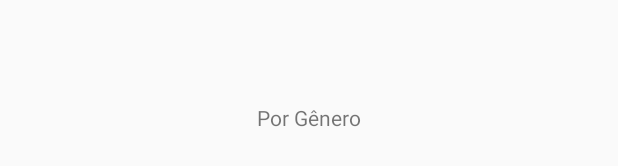
After one commit to lucasgomesb/bysong, an Android app: the layout fragment_por_genero.xml on its own in the app's theme, with its tools: preview values and no code run, on a phone screen of 412 x 824 dp. The commit adds this screen. Shown: the part 500-666 px from the top of the screen. Run offline under Robolectric (Android 15) with nearby library versions, the light colour scheme and no system bars.

Commit message:
Navegação por abas funcional.

```diff
--- a/app/app/src/main/AndroidManifest.xml
+++ b/app/app/src/main/AndroidManifest.xml
@@ -7,11 +7,10 @@
         android:icon="@mipmap/ic_launcher"
         android:label="@string/app_name"
         android:supportsRtl="true"
-        android:theme="@style/AppTheme">
-        <activity android:name=".MainActivity">
+        android:theme="@style/AppTheme.NoActionBar">
+        <activity android:name=".activity.MainActivity">
             <intent-filter>
                 <action android:name="android.intent.action.MAIN" />
-
                 <category android:name="android.intent.category.LAUNCHER" />
             </intent-filter>
         </activity>
--- /dev/null
+++ b/app/app/src/main/res/layout/fragment_por_genero.xml
@@ -0,0 +1,14 @@
+<?xml version="1.0" encoding="utf-8"?>
+<LinearLayout xmlns:android="http://schemas.android.com/apk/res/android"
+    android:orientation="vertical"
+    android:layout_width="match_parent"
+    android:layout_height="match_parent"
+    android:gravity="center">
+
+    <TextView
+        android:layout_width="wrap_content"
+        android:layout_height="wrap_content"
+        android:text="@string/por_genero"
+        android:layout_gravity="center"/>
+
+</LinearLayout>
--- a/app/app/src/main/res/values/colors.xml
+++ b/app/app/src/main/res/values/colors.xml
@@ -3,4 +3,5 @@
     <color name="colorPrimary">#3F51B5</color>
     <color name="colorPrimaryDark">#303F9F</color>
     <color name="colorAccent">#FF4081</color>
+    <color name="white">#FFFFFF</color>
 </resources>
--- a/app/app/src/main/res/values/strings.xml
+++ b/app/app/src/main/res/values/strings.xml
@@ -1,3 +1,8 @@
 <resources>
+
     <string name="app_name">BySong</string>
+    <!-- Tabs Songs -->
+    <string name="top_10">Top 10</string>
+    <string name="novas_musicas">Novas Músicas</string>
+    <string name="por_genero">Por Gênero</string>
 </resources>
--- a/app/app/src/main/res/values/styles.xml
+++ b/app/app/src/main/res/values/styles.xml
@@ -1,11 +1,24 @@
 <resources>
 
-    <!-- Base application theme. -->
+    <!-- Tema base. -->
     <style name="AppTheme" parent="Theme.AppCompat.Light.DarkActionBar">
-        <!-- Customize your theme here. -->
+        <!-- Cor primaria do aplicativo. -->
         <item name="colorPrimary">@color/colorPrimary</item>
+        <!-- Versão escura da cor primaria para a status bar e contextual app bars -->
         <item name="colorPrimaryDark">@color/colorPrimaryDark</item>
+        <!-- Cor de acentuação para as views (Checkbox, TextView, etc) -->
         <item name="colorAccent">@color/colorAccent</item>
     </style>
 
+    <style name="AppTheme.NoActionBar" parent="AppTheme">
+        <!-- Remove a ActionBar -->
+        <item name="windowActionBar">false</item>
+        <!-- Mantém o título com a Toolbar -->
+        <item name="windowNoTitle">true</item>
+    </style>
+
+    <!-- Temas para a Toolbar, ver include_toolbar.xml -->
+    <style name="AppTheme.AppBarOverlay" parent="ThemeOverlay.AppCompat.Dark.ActionBar" />
+    <style name="AppTheme.PopupOverlay" parent="ThemeOverlay.AppCompat.Light" />
+
 </resources>
```
Also changed, not shown: app/app/build.gradle (+7 -3 lines), app/app/src/main/java/bysong/app/MainActivity.java (deleted, +0 -18 lines), app/app/src/main/java/bysong/app/activity/BaseActivity.java (added, +29 -0 lines), app/app/src/main/java/bysong/app/activity/MainActivity.java (added, +39 -0 lines), app/app/src/main/java/bysong/app/fragments/FragmentNovasMusicas.java (added, +25 -0 lines), app/app/src/main/java/bysong/app/fragments/FragmentPorGenero.java (added, +26 -0 lines), app/app/src/main/java/bysong/app/fragments/FragmentTop10.java (added, +26 -0 lines), app/app/src/main/res/layout/activity_main.xml (+18 -11 lines), app/app/src/main/res/layout/fragment_novas_musicas.xml (added, +14 -0 lines), app/app/src/main/res/layout/fragment_top_10.xml (added, +14 -0 lines), app/app/src/main/res/layout/include_toolbar.xml (added, +14 -0 lines).
